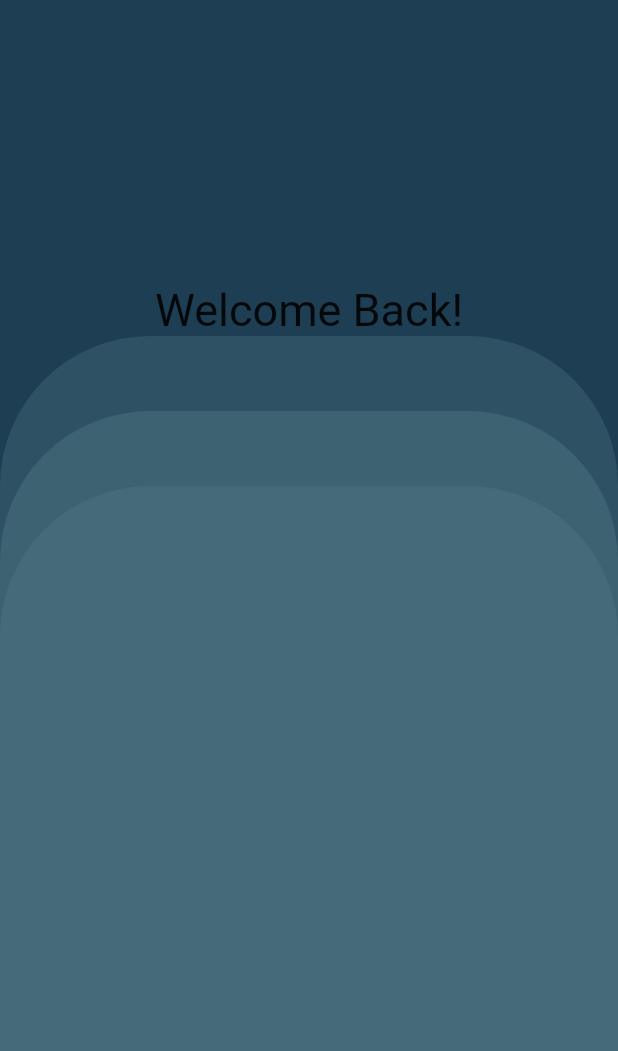
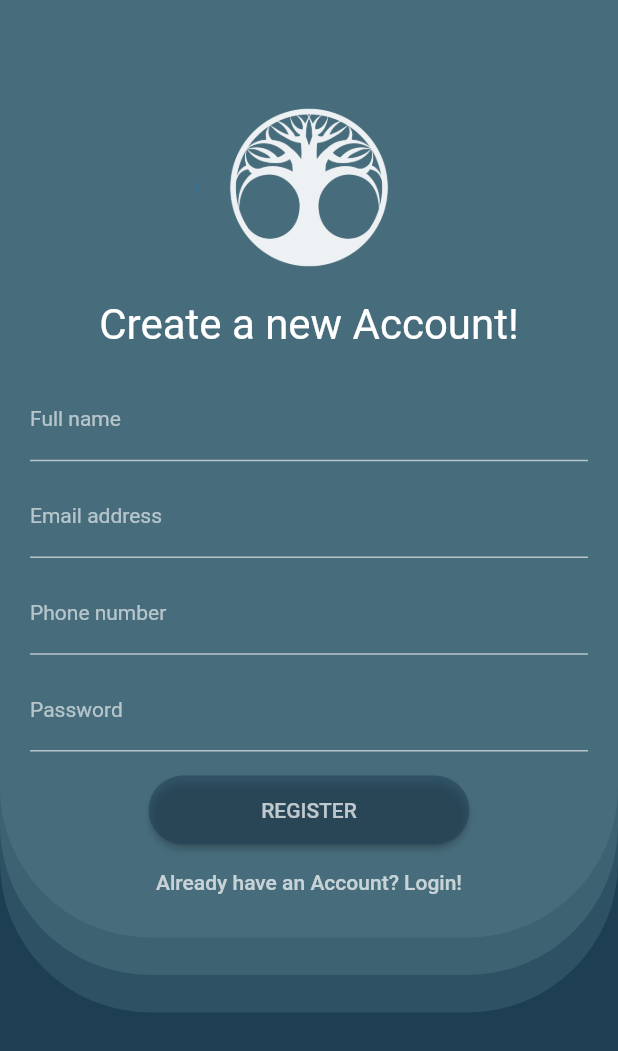
Before and after one commit to mudra16bhandari/studustry_assesment, a Flutter app: the screen it shows after launch, on a phone screen of 412 x 824 dp. Shown: the top 1051 px of the screen. Run offline on Flutter 3.47's test engine with Material 2 defaults, Android fonts, the phone set to English and light mode, and no system bars; drawn by our look-alikes of show_up_animation.

Commit message:
SignUpPage UI

```diff
--- a/lib/main.dart
+++ b/lib/main.dart
@@ -1,5 +1,5 @@
 import 'package:flutter/material.dart';
-import 'package:login_ui_studustry/screens/SignInPage.dart';
+import 'package:login_ui_studustry/screens/SignUpPage.dart';
 
 void main() {
   runApp(MyApp());
--- a/lib/screens/SignInPage.dart
+++ /dev/null
@@ -1,63 +0,0 @@
-import 'package:flutter/cupertino.dart';
-import 'package:flutter/material.dart';
-import 'package:show_up_animation/show_up_animation.dart';
-
-class SignInPage extends StatelessWidget {
-  @override
-  Widget build(BuildContext context) {
-    return Scaffold(
-      backgroundColor: Color.fromRGBO(29,62,83, 1),
-      body: Container(
-        child: Column(
-          mainAxisAlignment: MainAxisAlignment.end,
-          children: [
-            Text('Welcome Back!', style: TextStyle(fontSize: 30.0)),
-            Stack(
-              alignment: Alignment.bottomCenter,
-              children: [
-                ShowUpAnimation(
-                  curve: Curves.easeIn,
-                  direction: Direction.vertical,
-                  delayStart: Duration(milliseconds: 800),
-                  animationDuration: Duration(milliseconds: 1000),
-                  child: Container(
-                    height: 500,
-                    decoration: BoxDecoration(
-                        color: Color.fromRGBO(71,109,124,0.8),
-                        borderRadius: BorderRadius.only(topLeft: Radius.circular(100.0), topRight: Radius.circular(100.0))
-                    ),
-                  ),
-                ),
-                ShowUpAnimation(
-                  curve: Curves.easeIn,
-                  direction: Direction.vertical,
-                  delayStart: Duration(milliseconds: 400),
-                  animationDuration: Duration(milliseconds:1500),
-                  child: Container(
-                    height: 550,
-                    decoration: BoxDecoration(
-                        color: Color.fromRGBO(71,109,124,0.6),
-                        borderRadius: BorderRadius.only(topLeft: Radius.circular(100.0), topRight: Radius.circular(100.0))
-                    ),
-                  ),
-                ),
-                ShowUpAnimation(
-                  curve: Curves.easeIn,
-                  direction: Direction.vertical,
-                  animationDuration: Duration(milliseconds: 2000),
-                  child: Container(
-                    height: 600,
-                    decoration: BoxDecoration(
-                        color: Color.fromRGBO(71,109,124,0.4),
-                        borderRadius: BorderRadius.only(topLeft: Radius.circular(100.0), topRight: Radius.circular(100.0))
-                    ),
-                  ),
-                ),
-              ],
-            ),
-          ],
-        ),
-      ),
-    );
-  }
-}
--- /dev/null
+++ b/lib/screens/SignUpPage.dart
@@ -0,0 +1,216 @@
+import 'package:flutter/cupertino.dart';
+import 'package:flutter/material.dart';
+import 'package:show_up_animation/show_up_animation.dart';
+
+class SignInPage extends StatelessWidget {
+  @override
+  Widget build(BuildContext context) {
+    return Scaffold(
+      backgroundColor: Color.fromRGBO(29, 62, 83, 1),
+      body: Container(
+        child: SingleChildScrollView(
+          child: Column(
+            mainAxisAlignment: MainAxisAlignment.start,
+            children: [
+              Stack(
+                alignment: Alignment.topCenter,
+                children: [
+                  ShowUpAnimation(
+                    curve: Curves.easeIn,
+                    direction: Direction.vertical,
+                    animationDuration: Duration(milliseconds: 2000),
+                    child: Container(
+                      height: 675,
+                      decoration: BoxDecoration(
+                          color: Color.fromRGBO(71, 109, 124, 0.4),
+                          borderRadius: BorderRadius.only(
+                              bottomLeft: Radius.circular(100.0),
+                              bottomRight: Radius.circular(100.0))),
+                    ),
+                  ),
+                  ShowUpAnimation(
+                    curve: Curves.easeIn,
+                    direction: Direction.vertical,
+                    delayStart: Duration(milliseconds: 400),
+                    animationDuration: Duration(milliseconds: 1500),
+                    child: Container(
+                      height: 650,
+                      decoration: BoxDecoration(
+                          color: Color.fromRGBO(71, 109, 124, 0.6),
+                          borderRadius: BorderRadius.only(
+                              bottomLeft: Radius.circular(100.0),
+                              bottomRight: Radius.circular(100.0))),
+                    ),
+                  ),
+                  ShowUpAnimation(
+                    curve: Curves.easeIn,
+                    direction: Direction.vertical,
+                    delayStart: Duration(milliseconds: 800),
+                    animationDuration: Duration(milliseconds: 1000),
+                    child: Container(
+                      height: 625,
+                      decoration: BoxDecoration(
+                          color: Color.fromRGBO(71, 109, 124, 1),
+                          borderRadius: BorderRadius.only(
+                              bottomLeft: Radius.circular(100.0),
+                              bottomRight: Radius.circular(100.0))),
+                      child: Padding(
+                        padding:
+                            EdgeInsets.only(left: 20.0, right: 20.0, top: 50.0),
+                        child: ShowUpAnimation(
+                          delayStart: Duration(milliseconds: 2500),
+                          curve: Curves.easeIn,
+                          child: SingleChildScrollView(
+                            child: Column(
+                              children: [
+                                CircleAvatar(
+                                  radius: 75,
+                                  child: Image(
+                                    image: AssetImage('images/logo1.png'),
+                                    ),
+                                ),
+                                Text(
+                                  'Create a new Account!',
+                                  style: TextStyle(
+                                      color: Colors.white, fontSize: 28.0),
+                                ),
+                                SizedBox(
+                                  height: 20.0,
+                                ),
+                                //Full name
+                                TextField(
+                                  cursorColor: Colors.white60,
+                                  cursorHeight: 22.0,
+                                  keyboardType: TextInputType.name,
+                                  decoration: InputDecoration(
+                                      labelText: 'Full name',
+                                      labelStyle: TextStyle(
+                                        fontSize: 14.0,
+                                        color: Colors.white60,
+                                      ),
+                                      hintStyle: TextStyle(
+                                        color: Colors.white60,
+                                        fontSize: 10.0,
+                                      ),
+                                    enabledBorder: UnderlineInputBorder(
+                                      borderSide: BorderSide(color: Colors.white60),
+                                    ),
+                                    focusedBorder: UnderlineInputBorder(
+                                      borderSide: BorderSide(color: Colors.white60),
+                                    )
+                                  ),
+                                  style: TextStyle(fontSize: 14.0),
+                                ),
+                                SizedBox(
+                                  height: 10,
+                                ),
+                                //Email Address
+                                TextField(
+                                  cursorColor: Colors.white60,
+                                  cursorHeight: 22.0,
+                                  keyboardType: TextInputType.emailAddress,
+                                  decoration: InputDecoration(
+                                      labelText: 'Email address',
+                                      labelStyle: TextStyle(
+                                        fontSize: 14.0,
+                                        color: Colors.white60,
+                                      ),
+                                      hintStyle: TextStyle(
+                                        color: Colors.white60,
+                                        fontSize: 10.0,
+                                      ),
+                                      enabledBorder: UnderlineInputBorder(
+                                        borderSide: BorderSide(color: Colors.white60),
+                                      ),
+                                      focusedBorder: UnderlineInputBorder(
+                                        borderSide: BorderSide(color: Colors.white60),
+                                      )
+                                  ),
+                                  style: TextStyle(fontSize: 14.0),
+                                ),
+                                SizedBox(
+                                  height: 10,
+                                ),
+                                // Phone Number
+                                TextField(
+                                  cursorColor: Colors.white60,
+                                  cursorHeight: 22.0,
+                                  keyboardType: TextInputType.phone,
+                                  decoration: InputDecoration(
+                                      labelText: 'Phone number',
+                                      labelStyle: TextStyle(
+                                        fontSize: 14.0,
+                                        color:Colors.white60
+                                      ),
+                                      hintStyle: TextStyle(
+                                        color: Colors.white60,
+                                        fontSize: 10.0,
+                                      ),
+                                      enabledBorder: UnderlineInputBorder(
+                                        borderSide: BorderSide(color: Colors.white60),
+                                      ),
+                                      focusedBorder: UnderlineInputBorder(
+                                        borderSide: BorderSide(color: Colors.white60),
+                                      )),
+                                  style: TextStyle(fontSize: 14.0),
+                                ),
+                                SizedBox(
+                                  height: 10,
+                                ),
+                                TextField(
+                                  cursorColor: Colors.white60,
+                                  cursorHeight: 22.0,
+                                  obscureText: true,
+                                  decoration: InputDecoration(
+                                      labelText: 'Password',
+                                      labelStyle: TextStyle(
+                                        fontSize: 14.0,
+                                        color: Colors.white60,
+                                      ),
+                                      hintStyle: TextStyle(
+                                        color: Colors.grey,
+                                        fontSize: 10.0,
+                                      ),
+                                      enabledBorder: UnderlineInputBorder(
+                                        borderSide: BorderSide(color: Colors.white60),
+                                      ),
+                                      focusedBorder: UnderlineInputBorder(
+                                        borderSide: BorderSide(color: Colors.white60),
+                                      )),
+                                  style: TextStyle(fontSize: 14.0),
+                                ),
+                                SizedBox(height: 15.0,),
+                                ElevatedButton(onPressed: (){},
+                                    child: Text('REGISTER',style: TextStyle(fontSize: 14.0, color: Colors.white70),),
+                                  style: ButtonStyle(
+                                    padding: MaterialStateProperty.all(EdgeInsets.only(left: 75.0, right: 75.0, top: 15.0, bottom: 15.0)),
+                                    backgroundColor: MaterialStateProperty.all(Color.fromRGBO(29, 62, 83, 0.5),),
+                                    shape: MaterialStateProperty.all(
+                                        new RoundedRectangleBorder(
+                                            borderRadius: new BorderRadius.circular(25.0)
+                                        ),
+                                    ),
+                                  ),
+                                ),
+                                TextButton(onPressed: (){},
+                                  style: ButtonStyle(
+                                    padding: MaterialStateProperty.all(EdgeInsets.all(0.0))
+                                  ),
+                                  child: Text("Already have an Account? Login!", style: TextStyle(color: Colors.white70),),
+                                ),
+                              ],
+                            ),
+                          ),
+                        ),
+                      ),
+                    ),
+                  ),
+                ],
+              ),
+            ],
+          ),
+        ),
+      ),
+    );
+  }
+}
--- a/pubspec.yaml
+++ b/pubspec.yaml
@@ -46,10 +46,8 @@ flutter:
   uses-material-design: true
 
   # To add assets to your application, add an assets section, like this:
-  # assets:
-  #   - images/a_dot_burr.jpeg
-  #   - images/a_dot_ham.jpeg
-
+  assets:
+   - images/
   # An image asset can refer to one or more resolution-specific "variants", see
   # https://flutter.dev/assets-and-images/#resolution-aware.
 
```
Also changed, not shown: images/horseimage.jpg (added), images/image.jpg (added), images/logo1.png (added).
